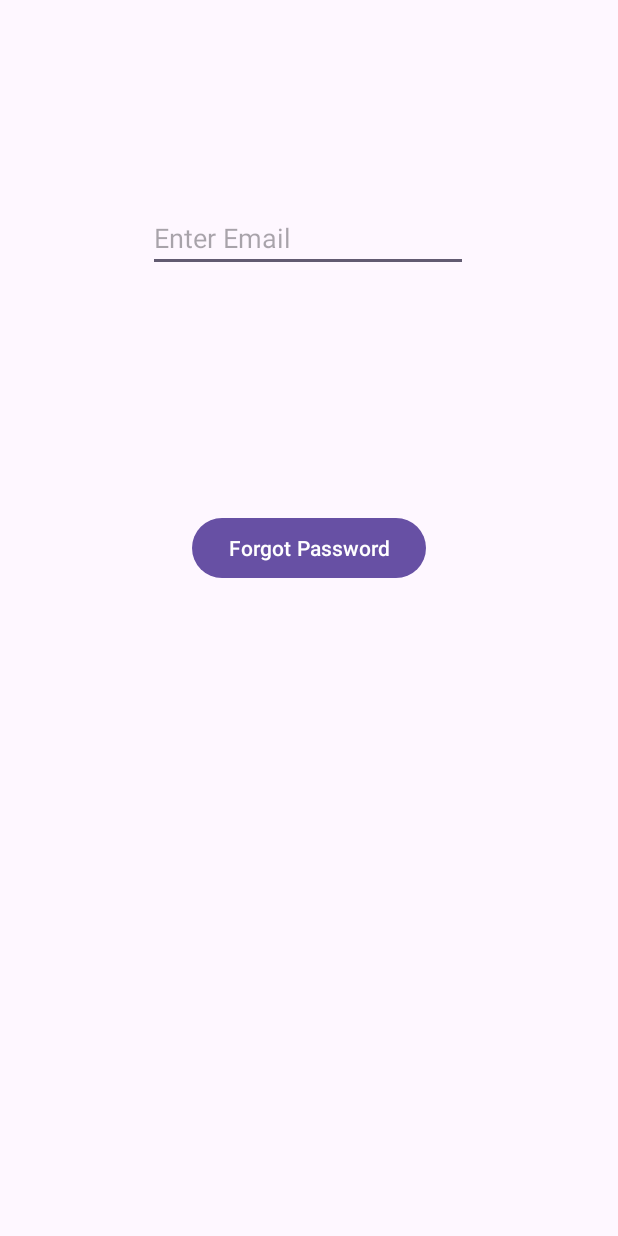
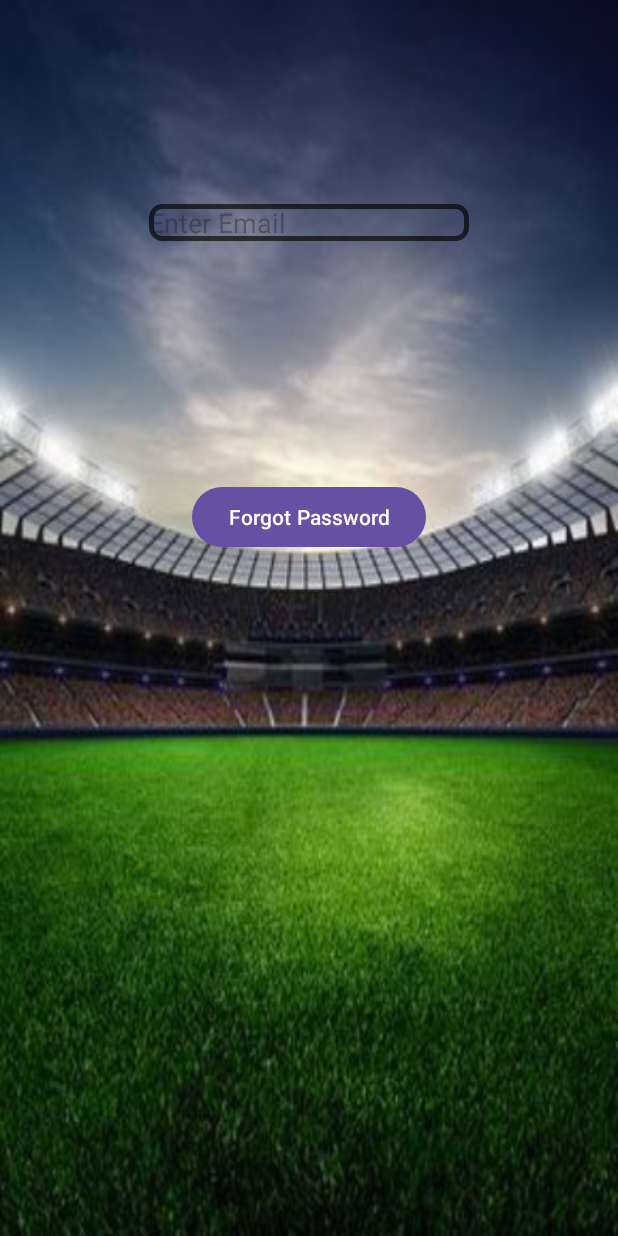
Before and after one commit to AlishNarshidani/Fantasy-App, an Android app: the ForgotPassword screen opened directly, with no data from a screen before it, on a phone screen of 412 x 824 dp. Run offline under Robolectric (Android 15) with nearby library versions, the phone set to English and light mode, and no system bars; our stand-ins replace Firebase (no records; nobody signed in at launch, a user with empty details on screens opened directly); Roboto replaces fonts that are not available here.

Commit message:
updated GUI

```diff
--- a/app/src/main/res/layout/activity_forgot_password.xml
+++ b/app/src/main/res/layout/activity_forgot_password.xml
@@ -1,10 +1,13 @@
 <?xml version="1.0" encoding="utf-8"?>
-<androidx.constraintlayout.widget.ConstraintLayout xmlns:android="http://schemas.android.com/apk/res/android"
+<LinearLayout xmlns:android="http://schemas.android.com/apk/res/android"
     xmlns:app="http://schemas.android.com/apk/res-auto"
     xmlns:tools="http://schemas.android.com/tools"
     android:id="@+id/main"
     android:layout_width="match_parent"
     android:layout_height="match_parent"
+    android:orientation="vertical"
+    android:gravity="center_horizontal"
+    android:background="@drawable/home4"
     tools:context=".ForgotPassword">
 
     <EditText
@@ -13,6 +16,7 @@
         android:layout_height="wrap_content"
         android:layout_marginTop="136dp"
         android:ems="10"
+        android:background="@drawable/custom_edittext"
         android:hint="Enter Email"
         android:inputType="text"
         app:layout_constraintEnd_toEndOf="parent"
@@ -29,4 +33,4 @@
         app:layout_constraintEnd_toEndOf="parent"
         app:layout_constraintStart_toStartOf="parent"
         app:layout_constraintTop_toBottomOf="@+id/editTextText7" />
-</androidx.constraintlayout.widget.ConstraintLayout>
+</LinearLayout>
```
